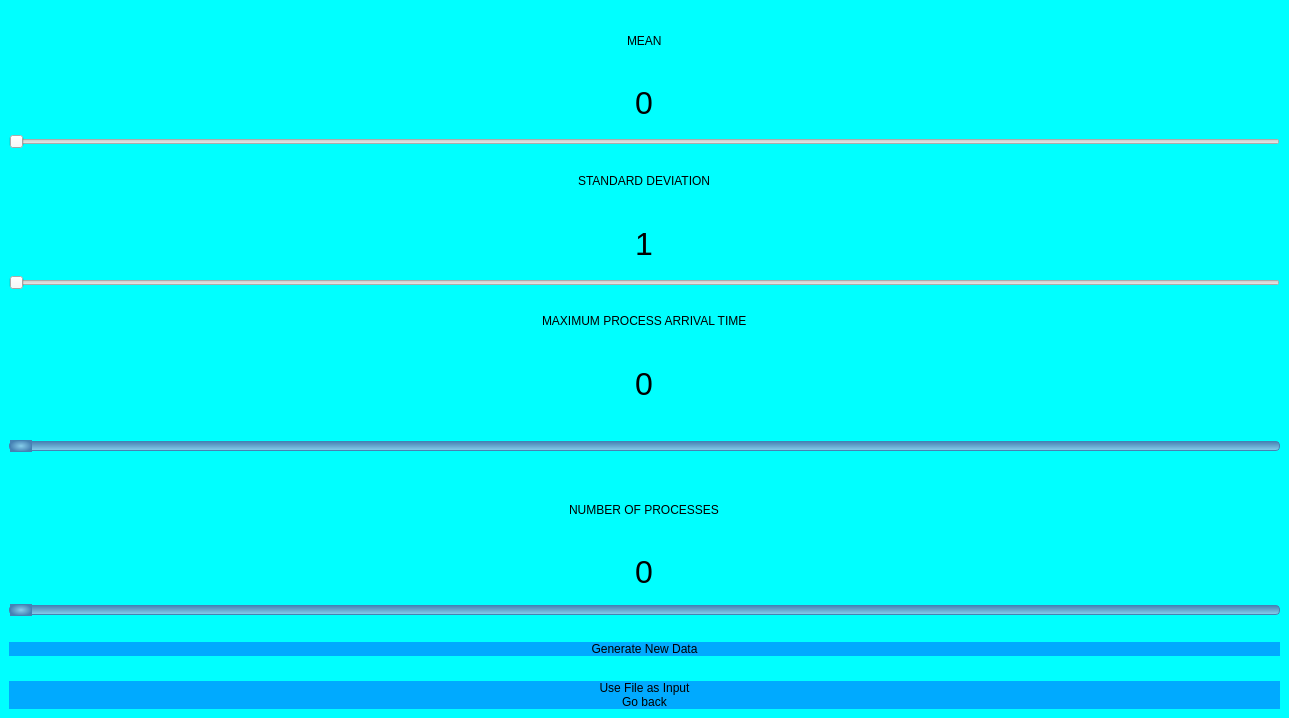
Old version of the form Pages/MainWindow/mainwindow.ui in the repository cata1212112/SchedulingSimulator.
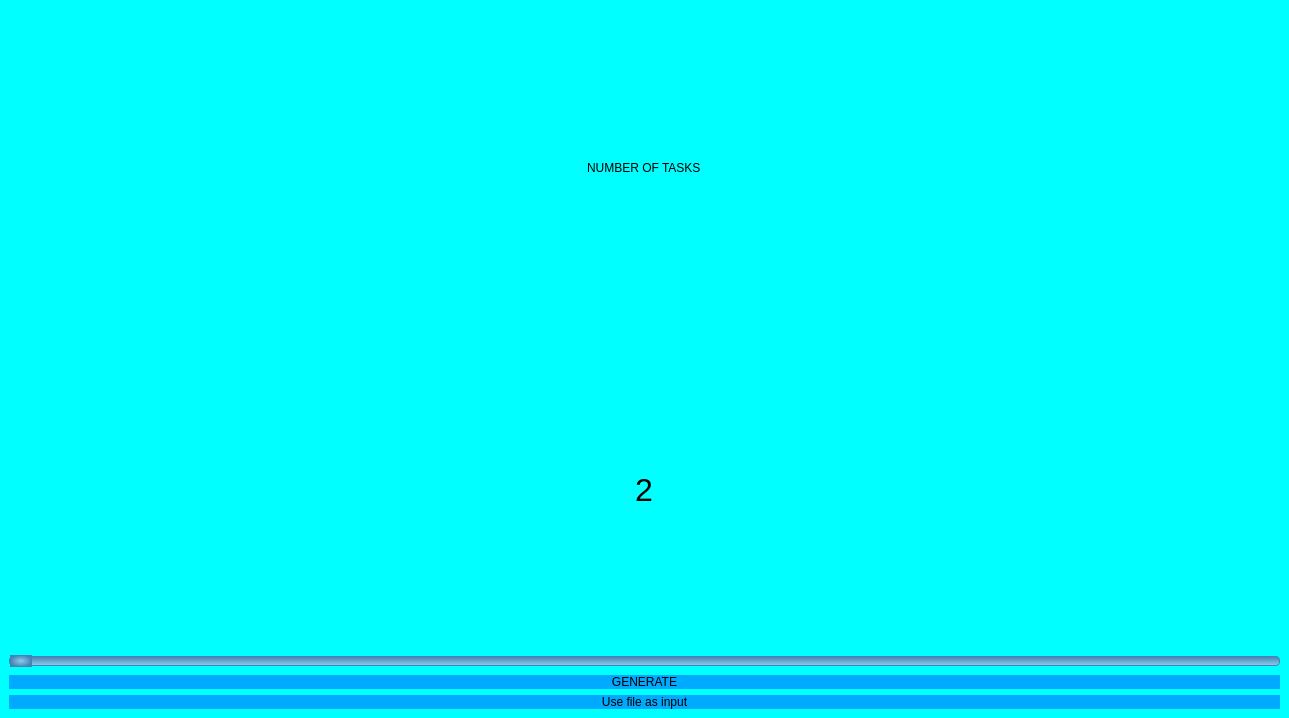
New version of the form.

Commit message: generate data for real time scheduling and start testing Global-EDF

The edit to the form file:
```diff
--- a/Pages/MainWindow/mainwindow.ui
+++ b/Pages/MainWindow/mainwindow.ui
@@ -43,7 +43,7 @@
        </font>
       </property>
       <property name="currentIndex">
-       <number>1</number>
+       <number>6</number>
       </property>
       <widget class="QWidget" name="StartPage">
        <layout class="QHBoxLayout" name="horizontalLayout_2">
@@ -320,7 +320,7 @@
            <number>1</number>
           </property>
           <property name="maximum">
-           <number>400</number>
+           <number>50</number>
           </property>
           <property name="orientation">
            <enum>Qt::Orientation::Horizontal</enum>
@@ -396,6 +396,7 @@
       </widget>
       <widget class="QWidget" name="running"/>
       <widget class="QWidget" name="SelectMultiCoreAlgorithm"/>
+      <widget class="QWidget" name="SelectRealTimeAlgorithm"/>
       <widget class="QWidget" name="MultiCore">
        <layout class="QVBoxLayout" name="verticalLayout_3">
         <item alignment="Qt::AlignmentFlag::AlignHCenter">
@@ -485,6 +486,98 @@
         </item>
        </layout>
       </widget>
+      <widget class="QWidget" name="GenerateRealTimeData">
+       <layout class="QVBoxLayout" name="verticalLayout_4">
+        <item alignment="Qt::AlignmentFlag::AlignHCenter">
+         <widget class="QLabel" name="label_7">
+          <property name="text">
+           <string>NUMBER OF TASKS</string>
+          </property>
+         </widget>
+        </item>
+        <item alignment="Qt::AlignmentFlag::AlignHCenter">
+         <widget class="QLabel" name="label_8">
+          <property name="font">
+           <font>
+            <pointsize>24</pointsize>
+           </font>
+          </property>
+          <property name="text">
+           <string>2</string>
+          </property>
+         </widget>
+        </item>
+        <item>
+         <widget class="QSlider" name="horizontalSlider_3">
+          <property name="styleSheet">
+           <string notr="true">QSlider::groove:horizontal {
+    border: 1px solid #4682B4;
+    height: 8px;
+    background: qlineargradient(x1:0, y1:0, x2:0, y2:1, stop:0 #4682B4, stop:1 #87CEEB);
+    margin: 2px 0;
+    border-radius: 4px;
+}
+
+QSlider::handle:horizontal {
+    background: qradialgradient(cx:0.5, cy:0.5, radius:0.5, fx:0.5, fy:0.5, stop:0 #87CEEB, stop:1 #4682B4);
+    border: 1px solid #4682B4;
+    width: 20px;
+    margin: -2px 0;
+    border-radius: 10px;
+}
+
+QSlider::handle:horizontal:hover {
+    background: qradialgradient(cx:0.5, cy:0.5, radius:0.5, fx:0.5, fy:0.5, stop:0 #87CEEB, stop:1 #1E90FF);
+}
+</string>
+          </property>
+          <property name="minimum">
+           <number>2</number>
+          </property>
+          <property name="maximum">
+           <number>100</number>
+          </property>
+          <property name="orientation">
+           <enum>Qt::Orientation::Horizontal</enum>
+          </property>
+         </widget>
+        </item>
+        <item>
+         <widget class="QPushButton" name="pushButton">
+          <property name="styleSheet">
+           <string notr="true">QPushButton {
+	background: rgb(0, 170, 255);
+	border-radius: 20px;
+}
+
+QPushButton:hover {
+	background: rgb(0, 145, 217)
+}</string>
+          </property>
+          <property name="text">
+           <string>GENERATE</string>
+          </property>
+         </widget>
+        </item>
+        <item>
+         <widget class="QPushButton" name="pushButton_2">
+          <property name="styleSheet">
+           <string notr="true">QPushButton {
+	background: rgb(0, 170, 255);
+	border-radius: 20px;
+}
+
+QPushButton:hover {
+	background: rgb(0, 145, 217)
+}</string>
+          </property>
+          <property name="text">
+           <string>Use file as input</string>
+          </property>
+         </widget>
+        </item>
+       </layout>
+      </widget>
       <widget class="QWidget" name="InputData"/>
       <widget class="QWidget" name="SingleCore"/>
      </widget>
```
The commit also changes 42 other files.
